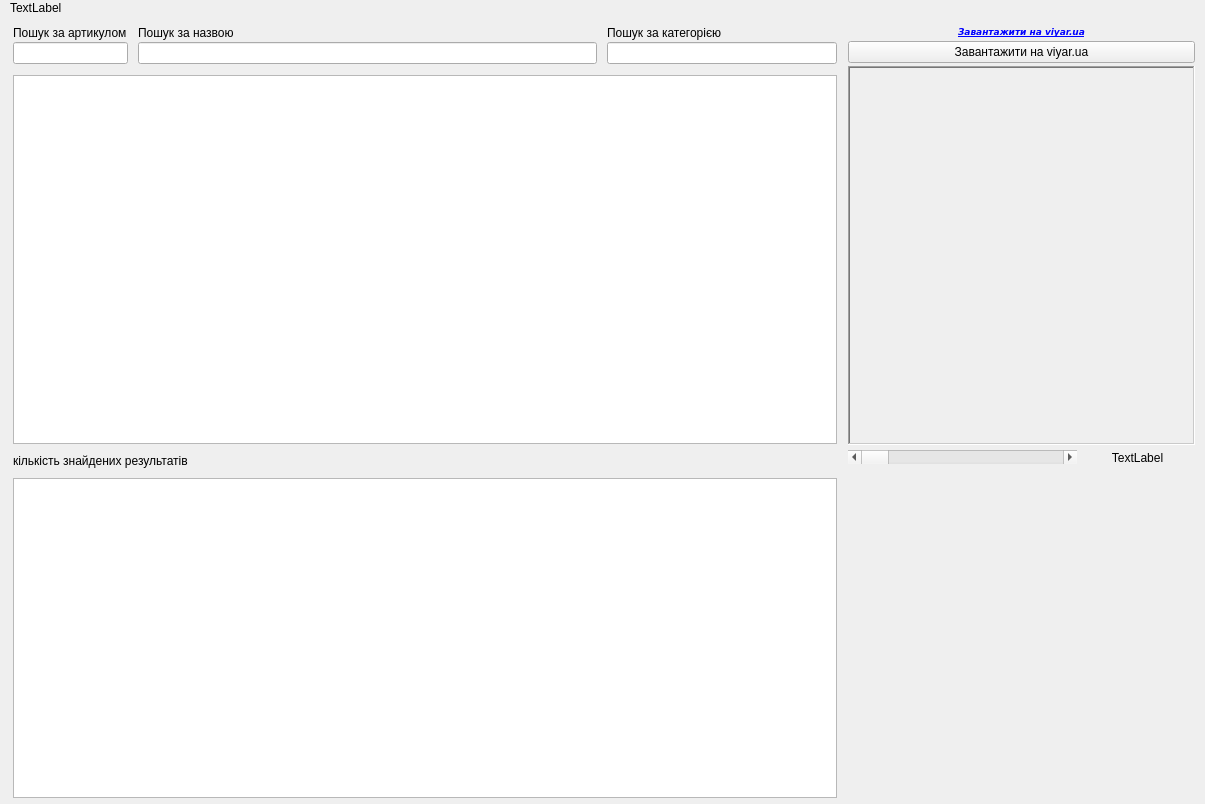
Qt form viyar/Price_Window.ui (Anatoliy-ProffDesgn/TestOffice) before a commit.
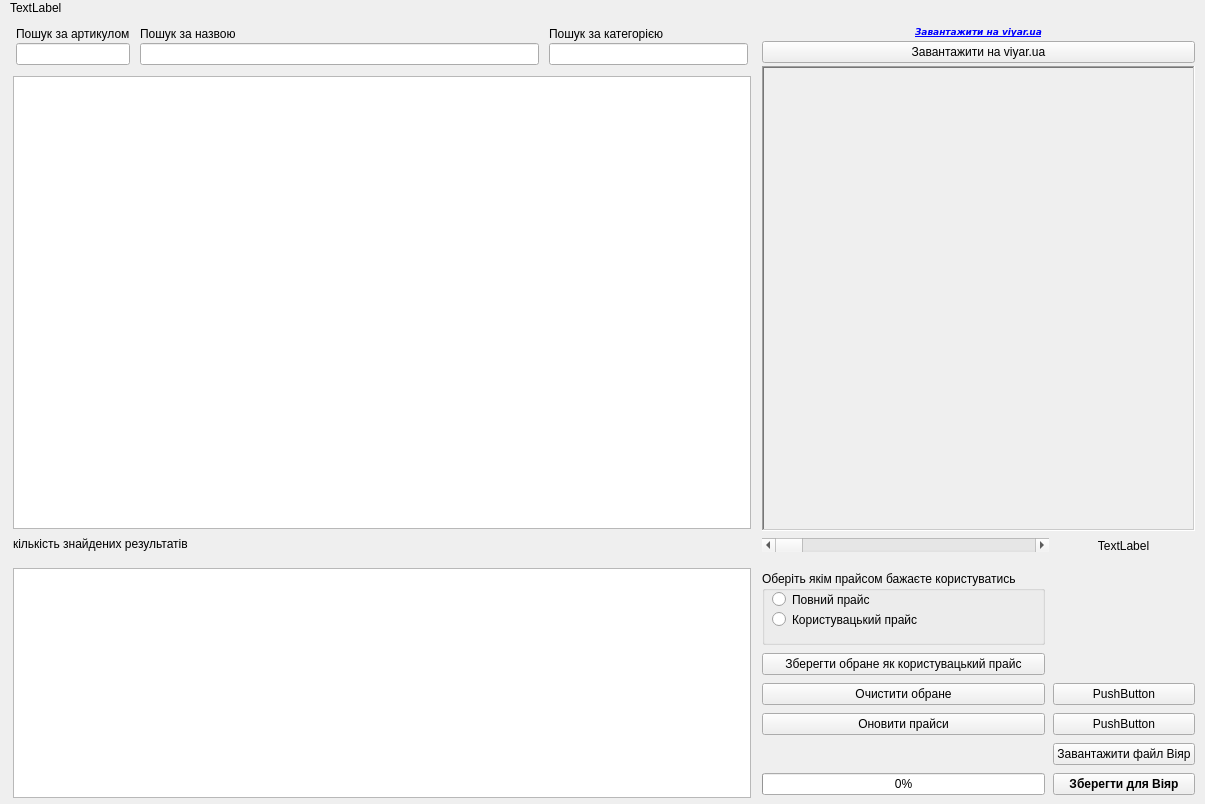
The same form after that commit.

Commit message: Home Viyar pushButton(s) and FixBag

The edit to the form file:
```diff
--- a/viyar/Price_Window.ui
+++ b/viyar/Price_Window.ui
@@ -38,7 +38,7 @@
      <height>781</height>
     </rect>
    </property>
-   <layout class="QGridLayout" name="gridLayout" rowstretch="7,5" columnstretch="7,3">
+   <layout class="QGridLayout" name="gridLayout" rowstretch="7,3" columnstretch="7,4">
     <property name="leftMargin">
      <number>3</number>
     </property>
@@ -54,13 +54,22 @@
     <property name="spacing">
      <number>8</number>
     </property>
+    <item row="1" column="0">
+     <widget class="QTreeView" name="treeView_2"/>
+    </item>
     <item row="0" column="0">
      <layout class="QVBoxLayout" name="verticalLayout" stretch="10,100,5">
       <item>
        <layout class="QGridLayout" name="gridLayout_2" columnstretch="1,4,2">
+        <property name="leftMargin">
+         <number>3</number>
+        </property>
         <property name="topMargin">
          <number>3</number>
         </property>
+        <property name="rightMargin">
+         <number>3</number>
+        </property>
         <property name="bottomMargin">
          <number>3</number>
         </property>
@@ -123,13 +132,13 @@
         <property name="text">
          <string>кількість знайдених результатів</string>
         </property>
+        <property name="alignment">
+         <set>Qt::AlignLeading|Qt::AlignLeft|Qt::AlignTop</set>
+        </property>
        </widget>
       </item>
      </layout>
     </item>
-    <item row="1" column="0">
-     <widget class="QTreeView" name="treeView_2"/>
-    </item>
     <item row="0" column="1">
      <layout class="QVBoxLayout" name="verticalLayout_2" stretch="1,5,100,5">
       <property name="spacing">
@@ -283,6 +292,117 @@
       </item>
      </layout>
     </item>
+    <item row="1" column="1">
+     <layout class="QGridLayout" name="gridLayout_3" rowstretch="0,0,5,5,5,5,5" columnstretch="3,2">
+      <property name="leftMargin">
+       <number>3</number>
+      </property>
+      <property name="topMargin">
+       <number>3</number>
+      </property>
+      <property name="rightMargin">
+       <number>3</number>
+      </property>
+      <property name="bottomMargin">
+       <number>3</number>
+      </property>
+      <item row="4" column="0">
+       <widget class="QPushButton" name="pushButton_Update">
+        <property name="text">
+         <string>Оновити прайси</string>
+        </property>
+       </widget>
+      </item>
+      <item row="6" column="1">
+       <widget class="QPushButton" name="pushButton_SaveViyar">
+        <property name="font">
+         <font>
+          <weight>75</weight>
+          <bold>true</bold>
+         </font>
+        </property>
+        <property name="text">
+         <string>Зберегти для Віяр</string>
+        </property>
+       </widget>
+      </item>
+      <item row="3" column="0">
+       <widget class="QPushButton" name="pushButton_Clear">
+        <property name="text">
+         <string>Очистити обране</string>
+        </property>
+       </widget>
+      </item>
+      <item row="2" column="0">
+       <widget class="QPushButton" name="pushButton_SaveCustom">
+        <property name="text">
+         <string> Зберегти обране як користувацький прайс </string>
+        </property>
+       </widget>
+      </item>
+      <item row="5" column="1">
+       <widget class="QPushButton" name="pushButton_OpenViyar">
+        <property name="text">
+         <string>Завантажити файл Віяр</string>
+        </property>
+       </widget>
+      </item>
+      <item row="4" column="1">
+       <widget class="QPushButton" name="pushButton_8">
+        <property name="text">
+         <string>PushButton</string>
+        </property>
+       </widget>
+      </item>
+      <item row="6" column="0">
+       <widget class="QProgressBar" name="progressBar">
+        <property name="value">
+         <number>0</number>
+        </property>
+       </widget>
+      </item>
+      <item row="3" column="1">
+       <widget class="QPushButton" name="pushButton_9">
+        <property name="text">
+         <string>PushButton</string>
+        </property>
+       </widget>
+      </item>
+      <item row="0" column="0">
+       <widget class="QGroupBox" name="groupBox">
+        <property name="title">
+         <string>Оберіть якім прайсом бажаєте користуватись</string>
+        </property>
+        <widget class="QRadioButton" name="radioButton_All">
+         <property name="geometry">
+          <rect>
+           <x>10</x>
+           <y>20</y>
+           <width>208</width>
+           <height>17</height>
+          </rect>
+         </property>
+         <property name="text">
+          <string>Повний прайс</string>
+         </property>
+        </widget>
+        <widget class="QRadioButton" name="radioButton_Custom">
+         <property name="geometry">
+          <rect>
+           <x>10</x>
+           <y>40</y>
+           <width>208</width>
+           <height>17</height>
+          </rect>
+         </property>
+         <property name="text">
+          <string>Користувацький прайс</string>
+         </property>
+        </widget>
+       </widget>
+      </item>
+     </layout>
+    </item>
    </layout>
   </widget>
  </widget>
```
Left out of the diff: 2 changed lines with no effect on the pictures. The commit also changes 31 other files.
